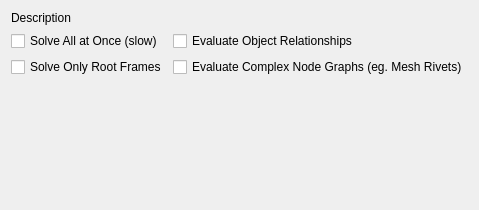
Above: python/mmSolver/tools/solver/widget/solver_standard_widget.ui from david-cattermole/mayaMatchMoveSolver before the change. Below: the same form after it.
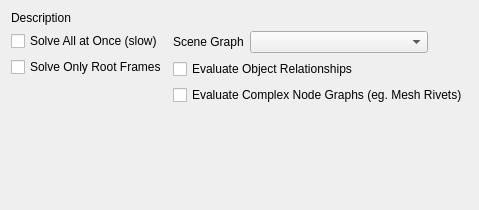
That is the form after the change.

Commit message:
Add 'Scene Graph' combo box to Solver UI Basic and Standard tabs.
Issue #114

Patch:
```diff
--- a/python/mmSolver/tools/solver/widget/solver_standard_widget.ui
+++ b/python/mmSolver/tools/solver/widget/solver_standard_widget.ui
@@ -68,6 +68,43 @@
      </item>
      <item>
       <layout class="QVBoxLayout" name="options2_layout">
+       <item>
+        <layout class="QHBoxLayout" name="sceneGraphMode_layout">
+         <item>
+          <widget class="QLabel" name="sceneGraphMode_label">
+           <property name="text">
+            <string>Scene Graph</string>
+           </property>
+          </widget>
+         </item>
+         <item>
+          <widget class="QComboBox" name="sceneGraphMode_comboBox">
+           <property name="sizePolicy">
+            <sizepolicy hsizetype="Minimum" vsizetype="Fixed">
+             <horstretch>1</horstretch>
+             <verstretch>0</verstretch>
+            </sizepolicy>
+           </property>
+          </widget>
+         </item>
+         <item>
+          <spacer name="horizontalSpacer_2">
+           <property name="orientation">
+            <enum>Qt::Horizontal</enum>
+           </property>
+           <property name="sizeType">
+            <enum>QSizePolicy::Expanding</enum>
+           </property>
+           <property name="sizeHint" stdset="0">
+            <size>
+             <width>40</width>
+             <height>20</height>
+            </size>
+           </property>
+          </spacer>
+         </item>
+        </layout>
+       </item>
        <item>
         <widget class="QCheckBox" name="evalObjectRelationships_checkBox">
          <property name="text">
```
The commit also changes 7 other files.
